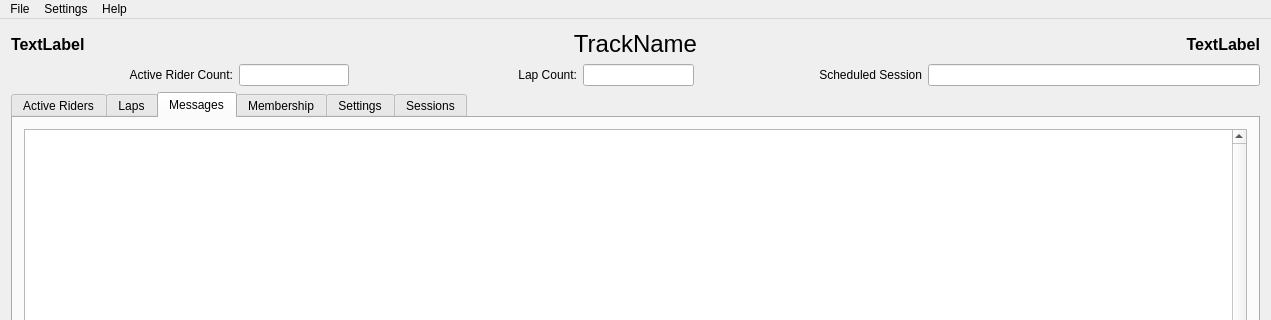
Above: src/mainwindow.ui from mbuckaway/laps before the change; both pictures show x 0 to 1271 and y 0 to 320 of the 1271 by 788 pixel window. Below: the same form after it.
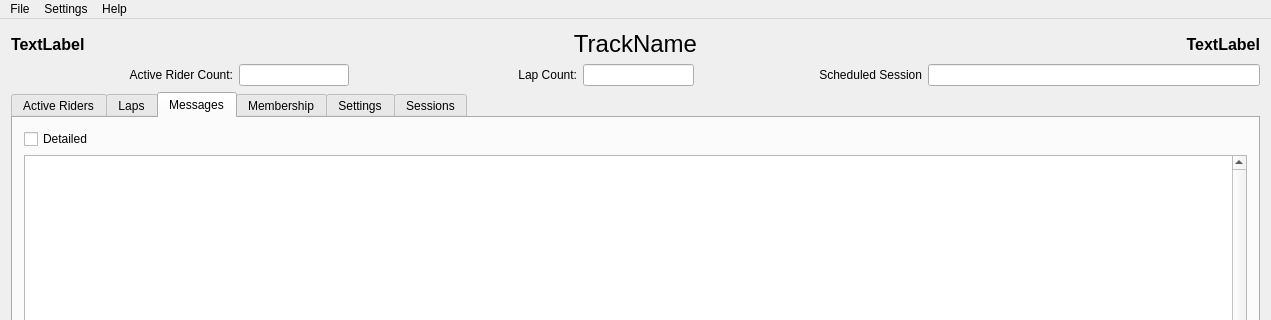
That is the form after the change. The open tabs and pages were chosen to show the change.

```diff
--- a/src/mainwindow.ui
+++ b/src/mainwindow.ui
@@ -215,6 +215,26 @@
        </attribute>
        <layout class="QGridLayout" name="gridLayout">
         <item row="0" column="0">
+         <widget class="QCheckBox" name="detailedMessagesCheckBox">
+          <property name="text">
+           <string>Detailed</string>
+          </property>
+         </widget>
+        </item>
+        <item row="0" column="1">
+         <spacer name="horizontalSpacer_3">
+          <property name="orientation">
+           <enum>Qt::Horizontal</enum>
+          </property>
+          <property name="sizeHint" stdset="0">
+           <size>
+            <width>609</width>
+            <height>20</height>
+           </size>
+          </property>
+         </spacer>
+        </item>
+        <item row="1" column="0" colspan="2">
          <widget class="QPlainTextEdit" name="messagesPlainTextEdit">
           <property name="sizePolicy">
            <sizepolicy hsizetype="Expanding" vsizetype="Expanding">
```
Left out of the diff: 2 changed lines with no effect on the pictures.
